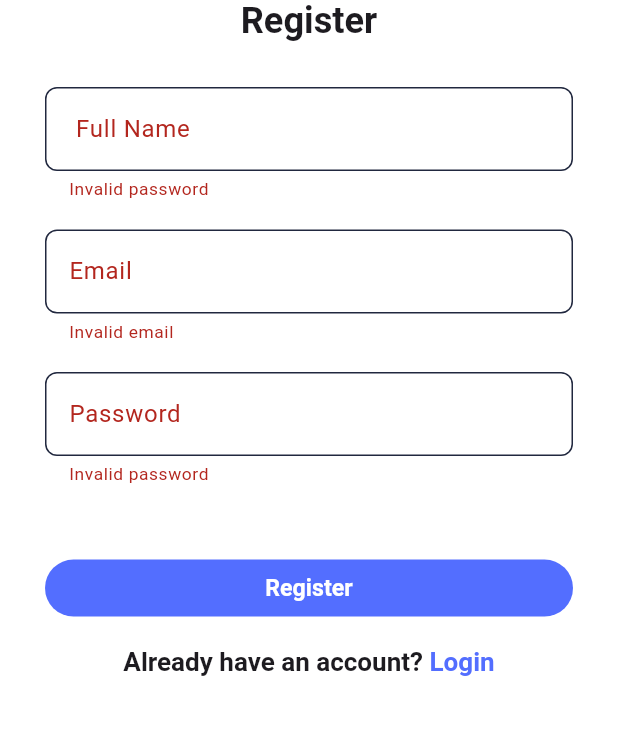
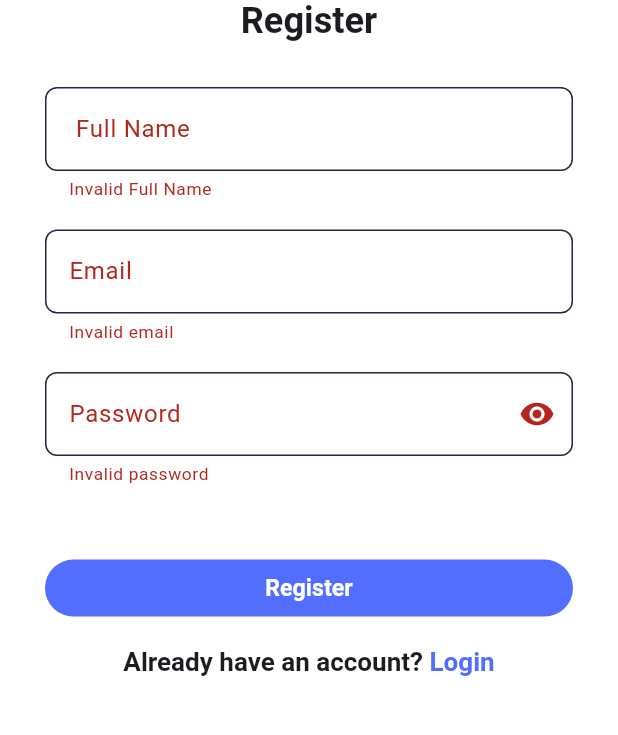
Before and after one commit to FavourTy/sca_student_pal, a Flutter app: the RegisterScreen screen opened by its route, after a tap on "Register", on a phone screen of 412 x 824 dp, the part 309-1044 px from its top. Run offline on Flutter 3.47's test engine with Material 3 defaults, Android fonts, the phone set to English and light mode, and no system bars; our stand-ins replace calendar_view, cloud_firestore, firebase_auth, firebase_core, flutter_local_notifications, flutter_screenutil and 6 more; accounts and stored records are empty.

Commit message:
password input obscure completed

```diff
--- a/lib/features/authentication/views/login_screen.dart
+++ b/lib/features/authentication/views/login_screen.dart
@@ -9,6 +9,7 @@ import 'package:student_pal/shared/custom_widget/auth_text_input.dart';
 
 import '../../../shared/app_colors.dart';
 import '../../../shared/constants.dart';
+import '../../../shared/custom_widget/password_text_input.dart';
 import '../../../shared/navigation/app_route_string.dart';
 import '../../../shared/navigation/app_router.dart';
 
@@ -88,7 +89,7 @@ class _LoginScreenState extends State<LoginScreen> {
                     const SizedBox(
                       height: 20,
                     ),
-                    AuthTextInput(
+                    PasswordTextInput(
                       controller: passwordController,
                       label: "Password",
                       inputFormatter: [
--- a/lib/features/authentication/views/register_screen.dart
+++ b/lib/features/authentication/views/register_screen.dart
@@ -9,6 +9,7 @@ import 'package:student_pal/shared/custom_widget/auth_text_input.dart';
 
 import '../../../shared/app_colors.dart';
 import '../../../shared/constants.dart';
+import '../../../shared/custom_widget/password_text_input.dart';
 import '../../../shared/navigation/app_route_string.dart';
 import '../../../shared/navigation/app_router.dart';
 
@@ -75,7 +76,7 @@ class _RegisterScreenState extends State<RegisterScreen> {
                         controller: nameController,
                         label: " Full Name",
                         validator: (a) =>
-                            (a ?? '').length > 3 ? null : "Invalid password",
+                            (a ?? '').length > 3 ? null : "Invalid Full Name",
                       ),
                       const SizedBox(
                         height: 20,
@@ -97,7 +98,7 @@ class _RegisterScreenState extends State<RegisterScreen> {
                       const SizedBox(
                         height: 20,
                       ),
-                      AuthTextInput(
+                      PasswordTextInput(
                         controller: passwordController,
                         label: "Password",
                         inputFormatter: [
--- /dev/null
+++ b/lib/shared/custom_widget/password_text_input.dart
@@ -0,0 +1,45 @@
+import 'package:flutter/material.dart';
+import 'package:flutter/services.dart';
+
+class PasswordTextInput extends StatefulWidget {
+  const PasswordTextInput(
+      {super.key,
+      this.validator,
+      this.controller,
+      this.label,
+      this.inputFormatter});
+
+  final TextEditingController? controller;
+  final String? Function(String?)? validator;
+  final String? label;
+  final List<TextInputFormatter>? inputFormatter;
+
+  @override
+  State<PasswordTextInput> createState() => _PasswordTextInputState();
+}
+
+class _PasswordTextInputState extends State<PasswordTextInput> {
+  bool obscureText = true;
+
+  @override
+  Widget build(BuildContext context) {
+    return TextFormField(
+        validator: widget.validator,
+        controller: widget.controller,
+        obscureText: obscureText,
+        inputFormatters: widget.inputFormatter,
+        decoration: InputDecoration(
+          labelText: widget.label,
+          suffixIcon: IconButton(
+            icon: Icon(
+              obscureText ? Icons.visibility : Icons.visibility_off,
+            ),
+            onPressed: () {
+              setState(() {
+                obscureText = !obscureText;
+              });
+            },
+          ),
+        ));
+  }
+}
```
